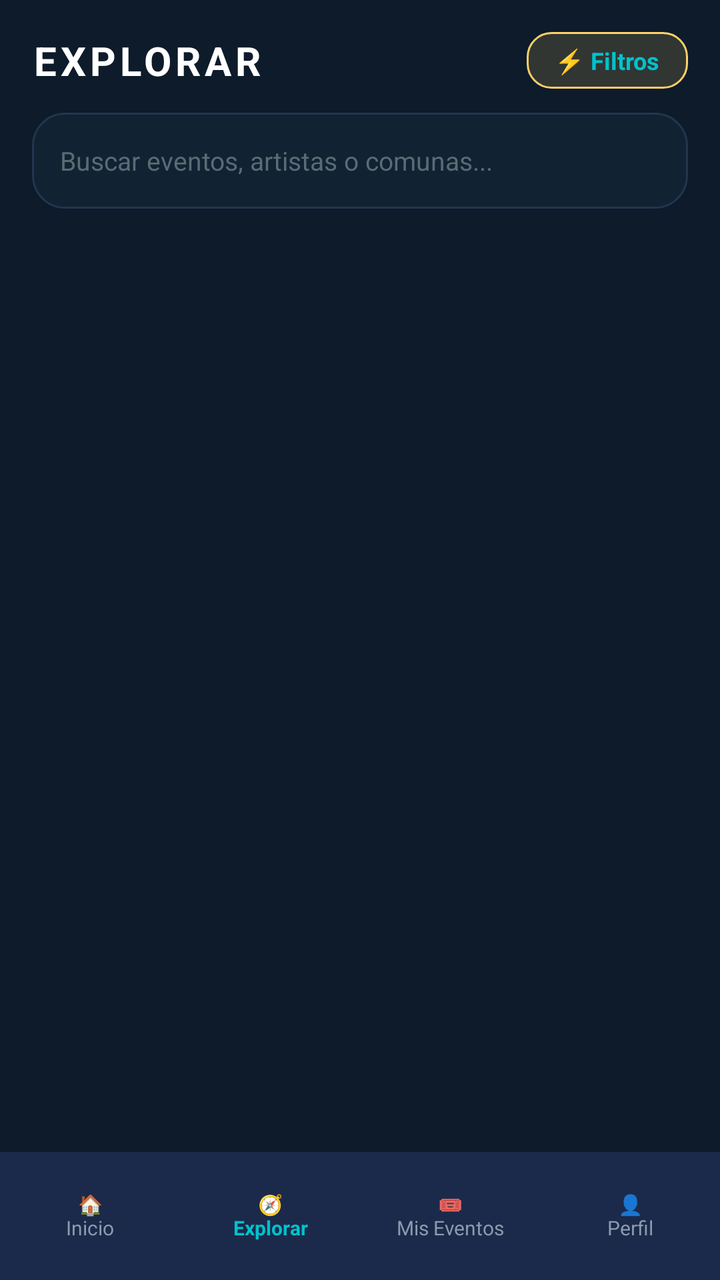
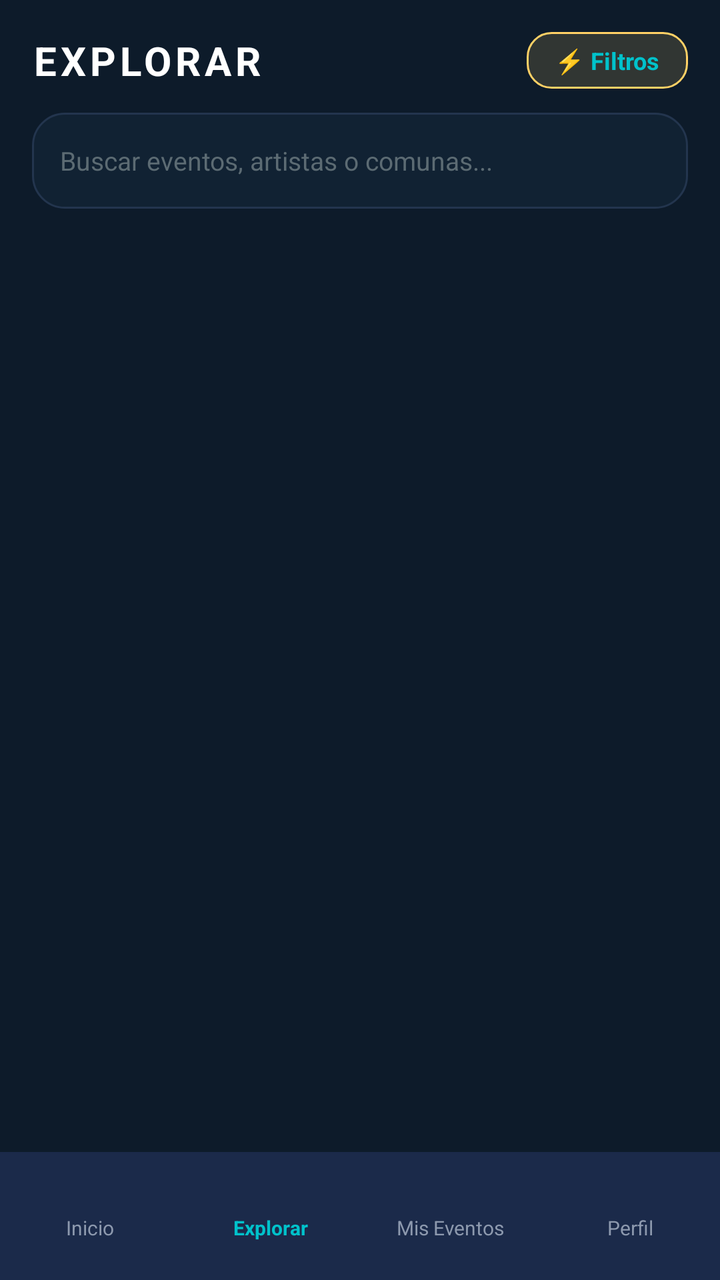

Two renders of the same Android screen: before a commit and after it. Below are the layout's source before the change and the commit's diff.
<!-- AndroidManifest.xml: application theme Theme.Nexura -->
<!-- res/layout/activity_explorar_mapa.xml -->
<?xml version="1.0" encoding="utf-8"?>
<androidx.constraintlayout.widget.ConstraintLayout xmlns:android="http://schemas.android.com/apk/res/android"
    xmlns:app="http://schemas.android.com/apk/res-auto"
    xmlns:tools="http://schemas.android.com/tools"
    android:layout_width="match_parent"
    android:layout_height="match_parent"
    android:background="@color/bg_dark"
    tools:context=".ui.Explorar">

    
    <LinearLayout
        android:id="@+id/headerExplore"
        android:layout_width="match_parent"
        android:layout_height="wrap_content"
        android:orientation="vertical"
        android:padding="16dp"
        app:layout_constraintTop_toTopOf="parent">

        <LinearLayout
            android:layout_width="match_parent"
            android:layout_height="wrap_content"
            android:gravity="center_vertical"
            android:orientation="horizontal">

            <TextView
                android:layout_width="0dp"
                android:layout_height="wrap_content"
                android:layout_weight="1"
                android:letterSpacing="0.1"
                android:text="EXPLORAR"
                android:textColor="@color/text_white"
                android:textSize="20sp"
                android:textStyle="bold" />

            <TextView
                android:id="@+id/btnOpenFilters"
                android:layout_width="wrap_content"
                android:layout_height="wrap_content"
                android:background="@drawable/badge"
                android:paddingHorizontal="14dp"
                android:paddingVertical="6dp"
                android:text="⚡ Filtros"
                android:textColor="@color/neon_cyan"
                android:textSize="12sp"
                android:textStyle="bold" />
        </LinearLayout>

        <EditText
            android:id="@+id/etSearchExplore"
            android:layout_width="match_parent"
            android:layout_height="48dp"
            android:layout_marginTop="12dp"
            android:background="@drawable/input"
            android:hint="Buscar eventos, artistas o comunas..."
            android:paddingHorizontal="14dp"
            android:textColor="@color/text_white"
            android:textColorHint="@color/text_hint"
            android:textSize="13sp" />
    </LinearLayout>

    
    <androidx.recyclerview.widget.RecyclerView
        android:id="@+id/rvExplorarFeed"
        android:layout_width="match_parent"
        android:layout_height="0dp"
        android:clipToPadding="false"
        android:paddingHorizontal="16dp"
        android:paddingBottom="16dp"
        app:layout_constraintBottom_toTopOf="@id/bottomNavContainer"
        app:layout_constraintTop_toBottomOf="@id/headerExplore" />

    
    <LinearLayout
        android:id="@+id/bottomNavContainer"
        android:layout_width="match_parent"
        android:layout_height="64dp"
        android:background="@color/surface_card"
        android:gravity="center_vertical"
        android:orientation="horizontal"
        app:layout_constraintBottom_toBottomOf="parent">

        <TextView
            android:id="@+id/navHome"
            android:layout_width="0dp"
            android:layout_height="wrap_content"
            android:layout_weight="1"
            android:gravity="center"
            android:text="🏠\nInicio"
            android:textColor="@color/text_gray"
            android:textSize="10sp" />

        <TextView
            android:id="@+id/navExplore"
            android:layout_width="0dp"
            android:layout_height="wrap_content"
            android:layout_weight="1"
            android:gravity="center"
            android:text="🧭\nExplorar"
            android:textColor="@color/neon_cyan"
            android:textSize="10sp"
            android:textStyle="bold" />

        <TextView
            android:id="@+id/navEvents"
            android:layout_width="0dp"
            android:layout_height="wrap_content"
            android:layout_weight="1"
            android:gravity="center"
            android:text="🎟️\nMis Eventos"
            android:textColor="@color/text_gray"
            android:textSize="10sp" />

        <TextView
            android:id="@+id/navProfile"
            android:layout_width="0dp"
            android:layout_height="wrap_content"
            android:layout_weight="1"
            android:gravity="center"
            android:text="👤\nPerfil"
            android:textColor="@color/text_gray"
            android:textSize="10sp" />
    </LinearLayout>

</androidx.constraintlayout.widget.ConstraintLayout>
<!-- resources referenced by this layout -->
<resources>
  <color name="bg_dark">#0D1B2A</color>
  <color name="neon_cyan">#00C2CB</color>
  <color name="surface_card">#1B2A4A</color>
  <color name="text_gray">#8D99AE</color>
  <color name="text_hint">#5C6B73</color>
  <color name="text_white">#FFFFFF</color>
  <!-- drawable badge (drawable) -->
  <?xml version="1.0" encoding="utf-8"?>
  <shape xmlns:android="http://schemas.android.com/apk/res/android"
      android:shape="rectangle">
      <solid android:color="#26FFD166" />
      <stroke android:width="1dp" android:color="@color/trophy_gold" />
      <corners android:radius="12dp" />
  </shape>
  <!-- drawable input (drawable) -->
  <?xml version="1.0" encoding="utf-8"?>
  <shape xmlns:android="http://schemas.android.com/apk/res/android"
      android:shape="rectangle">
      <solid android:color="@color/input_bg" />
      <stroke
          android:width="1dp"
          android:color="#23354E" />
      <corners android:radius="16dp" />
  </shape>
  <style name="Theme.Nexura" parent="Theme.MaterialComponents.DayNight.DarkActionBar">
          
          <item name="colorPrimary">@color/purple_500</item>
          <item name="colorPrimaryVariant">@color/purple_700</item>
          <item name="colorOnPrimary">@color/white</item>
          
          <item name="colorSecondary">@color/teal_200</item>
          <item name="colorSecondaryVariant">@color/teal_700</item>
          <item name="colorOnSecondary">@color/black</item>
          
          <item name="android:statusBarColor">?attr/colorPrimaryVariant</item>
          
      </style>
  <color name="trophy_gold">#FFD166</color>
  <color name="input_bg">#112233</color>
  <color name="purple_500">#FF6200EE</color>
  <color name="purple_700">#FF3700B3</color>
  <color name="white">#FFFFFFFF</color>
  <color name="teal_200">#FF03DAC5</color>
  <color name="teal_700">#FF018786</color>
  <color name="black">#FF000000</color>
</resources>

<!-- the commit's change to res/layout/activity_explorar_mapa.xml (unified diff, before → after) -->
@@ -85,7 +85,7 @@
             android:layout_height="wrap_content"
             android:layout_weight="1"
             android:gravity="center"
-            android:text="🏠\nInicio"
+            android:text="\nInicio"
             android:textColor="@color/text_gray"
             android:textSize="10sp" />
 
@@ -95,7 +95,7 @@
             android:layout_height="wrap_content"
             android:layout_weight="1"
             android:gravity="center"
-            android:text="🧭\nExplorar"
+            android:text="\nExplorar"
             android:textColor="@color/neon_cyan"
             android:textSize="10sp"
             android:textStyle="bold" />
@@ -106,7 +106,7 @@
             android:layout_height="wrap_content"
             android:layout_weight="1"
             android:gravity="center"
-            android:text="🎟️\nMis Eventos"
+            android:text="\nMis Eventos"
             android:textColor="@color/text_gray"
             android:textSize="10sp" />
 
@@ -116,7 +116,7 @@
             android:layout_height="wrap_content"
             android:layout_weight="1"
             android:gravity="center"
-            android:text="👤\nPerfil"
+            android:text="\nPerfil"
             android:textColor="@color/text_gray"
             android:textSize="10sp" />
     </LinearLayout>
